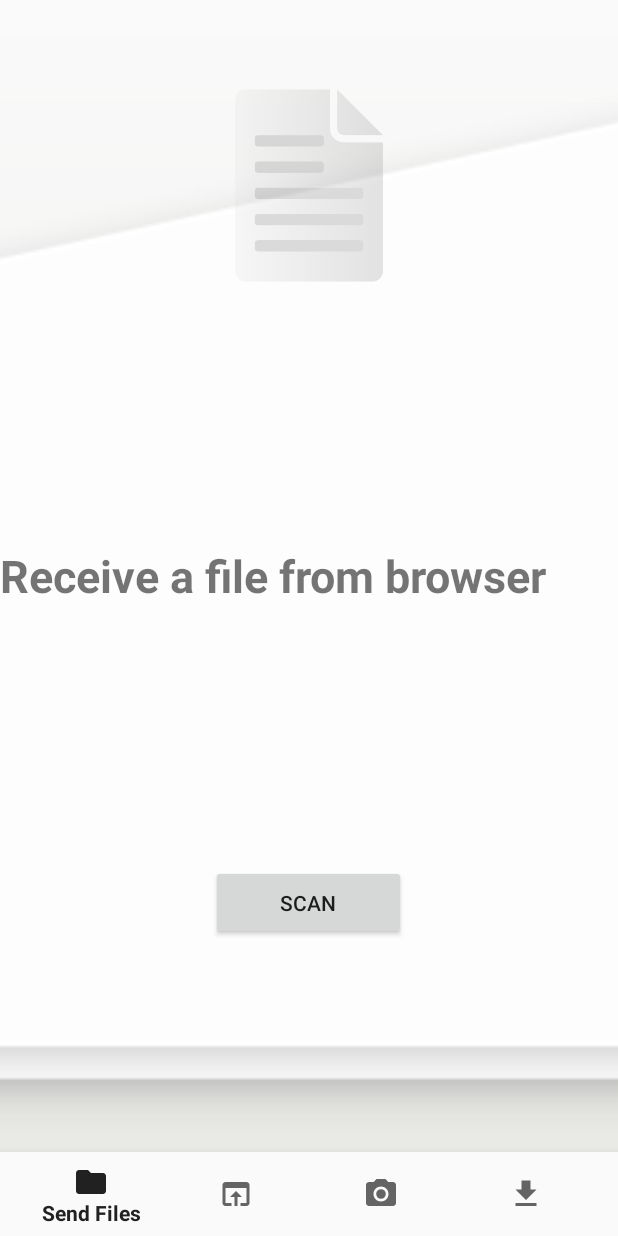
After one commit to araya203/transend, an Android app: the fragment ReceiveFragment placed in its activity, on a phone screen of 412 x 824 dp. The commit adds this screen. Run offline under Robolectric (Android 15) with nearby library versions, the phone set to English and light mode, and no system bars; libraries missing offline, so code that uses them is left out: com.github.nkzawa.emitter, com.github.nkzawa.socketio; 3 statements that could not run were skipped.

Commit message:
Android receive files

```diff
--- a/TransendIO/app/src/main/AndroidManifest.xml
+++ b/TransendIO/app/src/main/AndroidManifest.xml
@@ -4,6 +4,8 @@
     <uses-permission android:name="android.permission.INTERNET" />
     <uses-permission android:name="android.permission.WRITE_INTERNAL_STORAGE" />
     <uses-permission android:name="android.permission.WRITE_EXTERNAL_STORAGE"/>
+    <uses-permission android:name="android.permission.READ_EXTERNAL_STORAGE" />
+
     <uses-feature
         android:name="android.hardware.camera"
         android:required="true" />
--- a/TransendIO/app/src/main/java/com/transend/araya/transendio/LoadingPage.java
+++ b/TransendIO/app/src/main/java/com/transend/araya/transendio/LoadingPage.java
@@ -40,7 +40,7 @@ public class LoadingPage extends Activity implements View.OnClickListener{
     Button OKbutton;
     ProgressBar progressBar;
     TextView statusMessage;
-
+    int phoneSession = 123456;
     @Override
     protected void onCreate(@Nullable Bundle savedInstanceState) {
         super.onCreate(savedInstanceState);
@@ -206,8 +206,8 @@ public class LoadingPage extends Activity implements View.OnClickListener{
         Log.d("json", data.toString());
         Log.d("HERE5", "OVERHERE");
         MainActivity.mSocket.connect();
+        MainActivity.mSocket.emit("authentication", data);
         MainActivity.mSocket.on("decision", onPayloadReceived);
-        MainActivity.mSocket.emit("authentication", data);
         MainActivity.mSocket.on("filewritten", onFileWritten);
     }
 
@@ -223,6 +223,7 @@ public class LoadingPage extends Activity implements View.OnClickListener{
                         boolean written;
                         try {
                             written = data.getBoolean("written");
+
                         } catch (JSONException e) {
                             return;
                         }
--- /dev/null
+++ b/TransendIO/app/src/main/java/com/transend/araya/transendio/ReceiveFragment.java
@@ -0,0 +1,165 @@
+package com.transend.araya.transendio;
+
+import android.Manifest;
+import android.annotation.SuppressLint;
+import android.app.AlertDialog;
+import android.content.ClipData;
+import android.content.DialogInterface;
+import android.content.Intent;
+import android.net.Uri;
+import android.os.Build;
+import android.os.Bundle;
+import android.os.Environment;
+import android.support.annotation.NonNull;
+import android.support.annotation.Nullable;
+import android.support.design.widget.Snackbar;
+import android.support.v4.app.Fragment;
+import android.support.v4.content.FileProvider;
+import android.util.Base64;
+import android.util.Log;
+import android.view.LayoutInflater;
+import android.view.View;
+import android.view.ViewGroup;
+import android.webkit.MimeTypeMap;
+import android.widget.Button;
+
+import com.github.nkzawa.emitter.Emitter;
+
+import org.json.JSONException;
+import org.json.JSONObject;
+
+import java.io.File;
+import java.io.FileOutputStream;
+import java.io.IOException;
+import java.text.SimpleDateFormat;
+import java.util.ArrayList;
+import java.util.Date;
+
+import static android.app.Activity.RESULT_OK;
+import static com.transend.araya.transendio.FileName.zip;
+
+public class ReceiveFragment extends Fragment implements View.OnClickListener{
+    private static final int READ_REQUEST_CODE = 42;
+    private static final int BARCODE_REQUEST_CODE = 999;
+    private static final int LOADING_REQUEST_CODE = 888;
+
+
+    Button scanQR;
+    AlertDialog.Builder builder1;
+
+    @Override
+    public View onCreateView(@NonNull LayoutInflater inflater, @Nullable ViewGroup container, @Nullable Bundle savedInstanceState) {
+        View view =  inflater.inflate(R.layout.filereceive, null);
+
+
+        scanQR = (Button)view.findViewById(R.id.scanButton);
+        scanQR.setOnClickListener(this);
+
+
+        return view;
+    }
+
+    @Override
+    public void onClick(View v) {
+        switch (v.getId()) {
+            case R.id.scanButton:
+                Log.d("CLICKED SCAN", "OVERHERE");
+                startActivityForResult(new Intent(getActivity(), ScannedBarcodeActivity.class), BARCODE_REQUEST_CODE);
+        }
+    }
+
+    public void sendData(JSONObject data) {
+        Log.d("json", data.toString());
+        Log.d("HERE5", "OVERHERE");
+        MainActivity.mSocket.connect();
+        if(data.has("direction")) {
+            MainActivity.mSocket.emit("authentication_phone", data);
+        }
+        else {
+            Snackbar.make(getActivity().findViewById(android.R.id.content),
+                    "Unrecognisable QR Code. Please try again.",
+                    Snackbar.LENGTH_LONG);
+        }
+        MainActivity.mSocket.on("receivefile", onReceiveFile);
+    }
+
+
+    @Override
+    public void onActivityResult(int requestCode, int resultCode, Intent data) {
+
+        if(requestCode == BARCODE_REQUEST_CODE && resultCode == RESULT_OK) {
+            String auth = data.getStringExtra("scanned_data");
+            JSONObject json = null;
+            try {
+                json = new JSONObject(auth);
+                sendData(json);
+            } catch (JSONException e) {
+                e.printStackTrace();
+            }
+        }
+
+        if(requestCode == LOADING_REQUEST_CODE && resultCode == RESULT_OK) {
+            AlertDialog alert11 = builder1.create();
+            alert11.show();
+        }
+    }
+
+    private Emitter.Listener onReceiveFile = new Emitter.Listener() {
+        @Override
+        public void call(final Object... args) {
+            if (getActivity() != null) {
+                getActivity().runOnUiThread(new Runnable() {
+                    @Override
+                    public void run() {
+                        JSONObject data = (JSONObject) args[0];
+                        final String filename;
+                        String b64encodedString;
+                        String session_id;
+                        try {
+                            filename = data.getString("filename");
+                            b64encodedString = data.getString("filebytes");
+                            Log.d("Filename:", filename);
+                            Log.d("Filebytes:", b64encodedString);
+                            String rootPath = Environment.getExternalStorageDirectory()
+                                    .getAbsolutePath() + "/Transend/";
+                            File root = new File(rootPath);
+                            if (!root.exists()) {
+                                root.mkdirs();
+                            }
+                            final String filepath = rootPath+filename;
+                            FileOutputStream fos = new FileOutputStream(filepath);
+                            fos.write(Base64.decode(b64encodedString, Base64.NO_WRAP));
+                            fos.close();
+                            Snackbar.make(getActivity().findViewById(android.R.id.content),
+                                    "File Received",
+                                    Snackbar.LENGTH_INDEFINITE).setAction("OPEN",
+                                    new View.OnClickListener() {
+                                        @SuppressLint("NewApi")
+                                        @Override
+                                        public void onClick(View v) {
+                                            File file = new File(filepath);
+                                            String mimeType = MimeTypeMap.getSingleton().getMimeTypeFromExtension(MimeTypeMap.getFileExtensionFromUrl(filepath));
+
+                                            Intent intent = new Intent(Intent.ACTION_VIEW);
+                                            Uri apkURI = FileProvider.getUriForFile(
+                                                    getActivity(),
+                                                    getActivity().getApplicationContext()
+                                                            .getPackageName() + ".provider", file);
+                                            intent.setDataAndType(apkURI, mimeType);
+                                            intent.addFlags(Intent.FLAG_GRANT_READ_URI_PERMISSION);
+
+                                            getActivity().startActivity(intent);
+                                        }
+                                    }).show();
+                        } catch (JSONException e) {
+                            return;
+                        } catch (IOException e) {
+                            e.printStackTrace();
+                        }
+
+                    }
+                });
+            }
+        }
+    };
+}
--- /dev/null
+++ b/TransendIO/app/src/main/res/drawable/ic_get_app_black_24dp.xml
@@ -0,0 +1,9 @@
+<vector xmlns:android="http://schemas.android.com/apk/res/android"
+        android:width="24dp"
+        android:height="24dp"
+        android:viewportWidth="24.0"
+        android:viewportHeight="24.0">
+    <path
+        android:fillColor="#FF000000"
+        android:pathData="M19,9h-4V3H9v6H5l7,7 7,-7zM5,18v2h14v-2H5z"/>
+</vector>
--- /dev/null
+++ b/TransendIO/app/src/main/res/layout/filereceive.xml
@@ -0,0 +1,70 @@
+<?xml version="1.0" encoding="utf-8"?>
+<RelativeLayout xmlns:android="http://schemas.android.com/apk/res/android"
+    xmlns:tools="http://schemas.android.com/tools"
+    android:layout_width="match_parent"
+    android:layout_height="match_parent"
+    xmlns:app="http://schemas.android.com/apk/res-auto"
+    android:background="@drawable/gradiant">
+
+    <FrameLayout
+        android:layout_width="match_parent"
+        android:layout_height="match_parent"
+        android:layout_alignParentStart="true"
+        android:layout_alignParentTop="true">
+
+
+        <RelativeLayout
+            android:layout_width="match_parent"
+            android:layout_height="wrap_content">
+
+
+            <ImageView
+                android:id="@+id/imageBack"
+                android:layout_width="match_parent"
+                android:layout_height="match_parent"
+                android:layout_alignParentStart="true"
+                android:layout_alignParentTop="true"
+                android:scaleType="centerCrop"
+                android:src="@drawable/card1" />
+
+
+            <ImageView
+                android:layout_width="match_parent"
+                android:layout_height="155dp"
+                android:layout_alignParentStart="true"
+                android:layout_alignParentTop="true"
+
+                android:layout_marginTop="46dp"
+                android:alpha="0.2"
+                android:src="@drawable/filelogo" />
+
+            <TextView
+                android:id="@+id/textView"
+                android:layout_width="wrap_content"
+                android:layout_height="wrap_content"
+                android:layout_alignParentStart="true"
+                android:layout_centerVertical="true"
+                android:text="Receive a file from browser"
+                android:textAlignment="center"
+                android:textSize="30sp"
+                android:textStyle="bold" />
+
+
+        </RelativeLayout>
+
+    </FrameLayout>
+
+    <Button
+        android:id="@+id/scanButton"
+        android:layout_width="130dp"
+        android:layout_height="50dp"
+        android:layout_alignParentBottom="true"
+        android:layout_centerHorizontal="true"
+        android:layout_marginBottom="141dp"
+        android:scaleType="fitXY"
+        android:text="SCAN"
+
+
+        />
+
+</RelativeLayout>
--- a/TransendIO/app/src/main/res/menu/navigation.xml
+++ b/TransendIO/app/src/main/res/menu/navigation.xml
@@ -15,5 +15,9 @@
         android:id="@+id/navigation_other"
         android:icon="@drawable/ic_camera_alt_black_24dp"
         android:title="Send Photo"></item>
+    <item
+        android:id="@+id/navigation_receive"
+        android:icon="@drawable/ic_get_app_black_24dp"
+        android:title="Receive File"></item>
 
 </menu>
--- a/TransendIO/app/src/main/res/xml/provider_paths.xml
+++ b/TransendIO/app/src/main/res/xml/provider_paths.xml
@@ -2,4 +2,5 @@
 <paths xmlns:android="http://schemas.android.com/apk/res/android">
     <external-path name="my_images"
         path="Android/data/com.transend.araya.transendio/files/Pictures" />
+    <external-path name="external_files" path="."/>
 </paths>
```
Also changed, not shown: TransendIO/app/src/main/java/com/transend/araya/transendio/MainActivity.java (+24 -13 lines).
